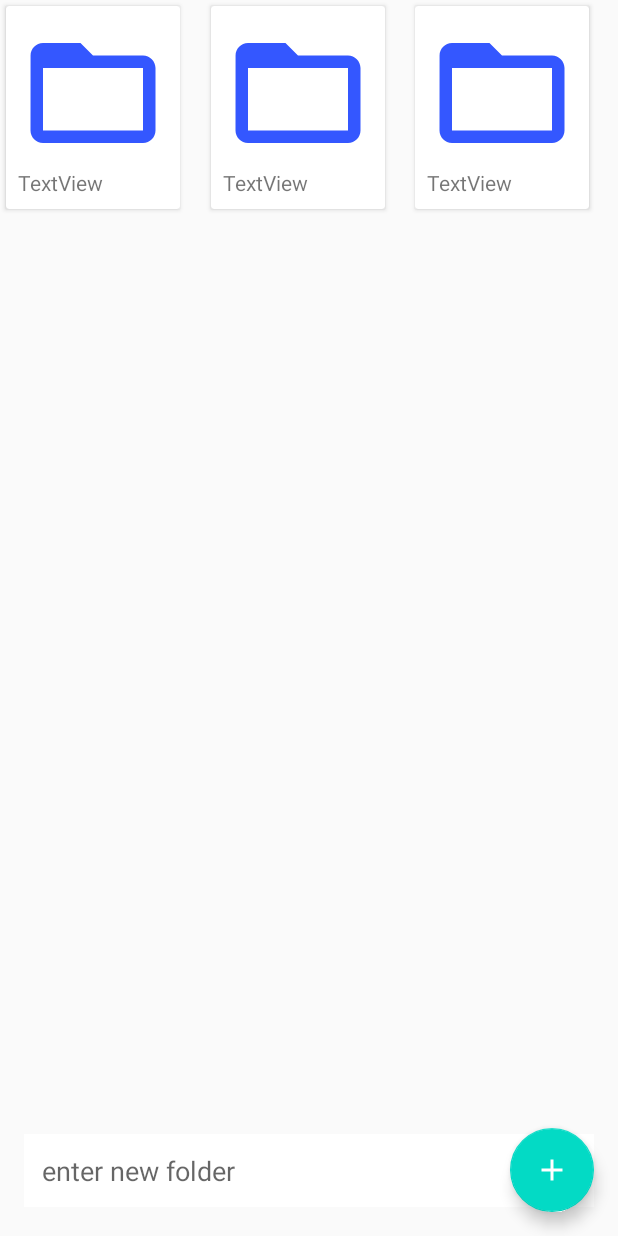
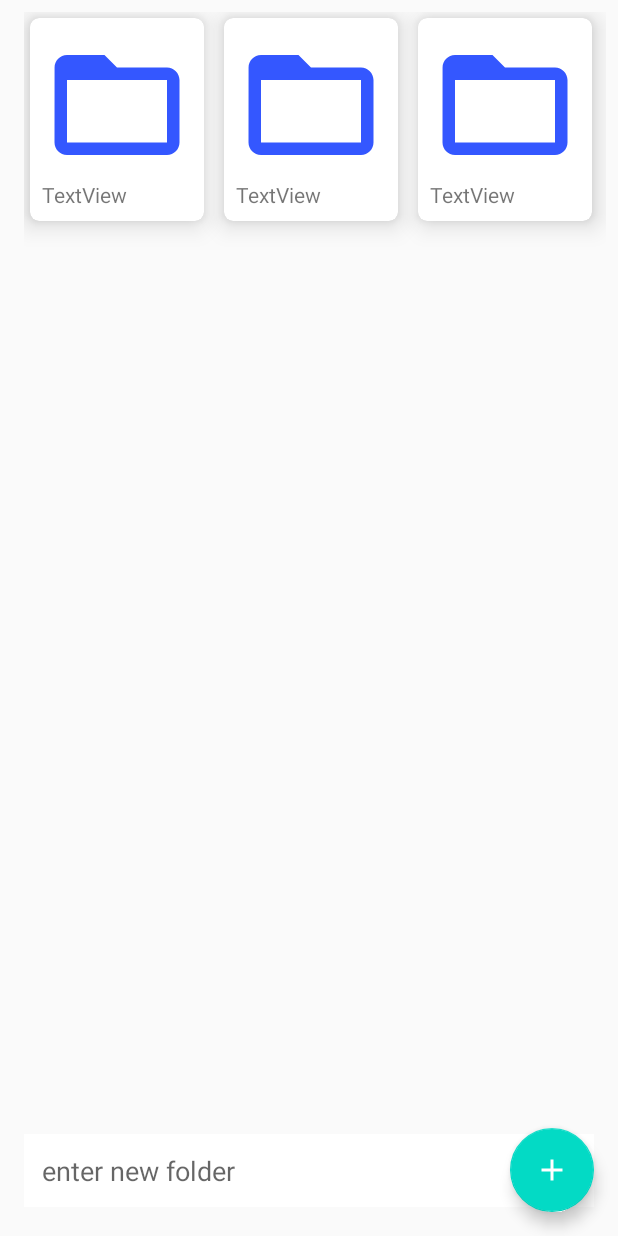
Before and after one commit to zaid-kamil/NpgclockerV4, an Android app: the layout st_folder_fragment.xml on its own in the app's theme, with its tools: preview values and no code run, on a phone screen of 412 x 824 dp. Run offline under Robolectric (Android 15) with nearby library versions, the phone set to English and light mode, and no system bars.

Commit message:
folder fragment

```diff
--- a/app/src/main/res/layout/row_folders.xml
+++ b/app/src/main/res/layout/row_folders.xml
@@ -4,6 +4,8 @@
     xmlns:tools="http://schemas.android.com/tools"
     android:layout_width="wrap_content"
     android:layout_margin="4dp"
+    app:cardElevation="10dp"
+    app:cardCornerRadius="6dp"
     android:layout_height="wrap_content">
 
     <androidx.constraintlayout.widget.ConstraintLayout
--- a/app/src/main/res/layout/st_folder_fragment.xml
+++ b/app/src/main/res/layout/st_folder_fragment.xml
@@ -8,7 +8,7 @@
     tools:context=".ui.StFolderFragment">
 
     <com.google.android.material.floatingactionbutton.FloatingActionButton
-        android:id="@+id/floatingActionButton2"
+        android:id="@+id/fab"
         android:layout_width="wrap_content"
         android:layout_height="wrap_content"
         android:layout_marginEnd="16dp"
@@ -27,18 +27,34 @@
         android:hint="enter new folder"
         android:inputType="textPersonName"
         android:padding="12dp"
-        app:layout_constraintBottom_toBottomOf="@+id/floatingActionButton2"
-        app:layout_constraintEnd_toEndOf="@+id/floatingActionButton2"
+        app:layout_constraintBottom_toBottomOf="@+id/fab"
+        app:layout_constraintEnd_toEndOf="@+id/fab"
         app:layout_constraintStart_toStartOf="parent"
-        app:layout_constraintTop_toTopOf="@+id/floatingActionButton2" />
+        app:layout_constraintTop_toTopOf="@+id/fab" />
 
     <androidx.recyclerview.widget.RecyclerView
+        android:id="@+id/folderRv"
+        android:layout_width="0dp"
+        android:layout_height="0dp"
+        android:layout_marginStart="16dp"
+        android:layout_marginTop="8dp"
+        android:layout_marginEnd="8dp"
         app:layoutManager="androidx.recyclerview.widget.GridLayoutManager"
-        android:layout_width="409dp"
-        android:layout_height="657dp"
+        app:layout_constraintBottom_toTopOf="@+id/editNewFolder"
+        app:layout_constraintEnd_toEndOf="parent"
+        app:layout_constraintStart_toStartOf="parent"
+        app:layout_constraintTop_toTopOf="parent"
         app:spanCount="3"
-        tools:layout_editor_absoluteX="1dp"
-        tools:layout_editor_absoluteY="1dp"
         tools:listitem="@layout/row_folders" />
 
+    <ProgressBar
+        android:id="@+id/pb"
+        style="?android:attr/progressBarStyle"
+        android:layout_width="wrap_content"
+        android:layout_height="wrap_content"
+        android:visibility="gone"
+        app:layout_constraintBottom_toTopOf="@+id/editNewFolder"
+        app:layout_constraintEnd_toEndOf="parent"
+        app:layout_constraintStart_toStartOf="parent" />
+
 </androidx.constraintlayout.widget.ConstraintLayout>
```
Also changed, not shown: app/src/main/java/aryan/digipodium/npgclocker/ui/StFolderFragment.java (+120 -8 lines), app/src/main/java/aryan/digipodium/npgclocker/ui/StFolderViewModel.java (deleted, +0 -7 lines), app/src/main/java/aryan/digipodium/npgclocker/ui/StHomeFragment.java (+4 -3 lines).
